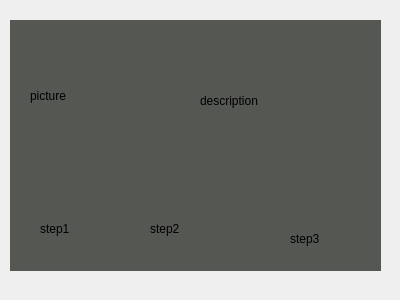
The window that FinalProject/itemdialog.ui (baohuy251210/HowToTidyUp) describes before a commit, drawn with Qt 5.
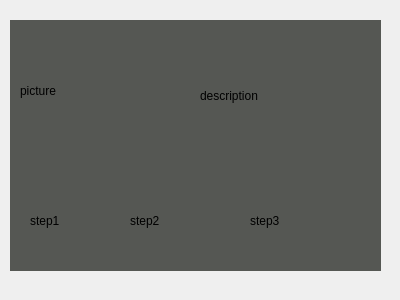
The same window after the commit.

Commit message: Selected evidence now stays highlighted and picture is displayed in itemdialog. glove is default selected

```diff
--- a/FinalProject/itemdialog.ui
+++ b/FinalProject/itemdialog.ui
@@ -16,10 +16,10 @@
   <widget class="QLabel" name="step1">
    <property name="geometry">
     <rect>
-     <x>40</x>
-     <y>220</y>
-     <width>67</width>
-     <height>17</height>
+     <x>30</x>
+     <y>190</y>
+     <width>91</width>
+     <height>61</height>
     </rect>
    </property>
    <property name="text">
@@ -29,10 +29,10 @@
   <widget class="QLabel" name="step2">
    <property name="geometry">
     <rect>
-     <x>150</x>
-     <y>220</y>
-     <width>67</width>
-     <height>17</height>
+     <x>130</x>
+     <y>190</y>
+     <width>101</width>
+     <height>61</height>
     </rect>
    </property>
    <property name="text">
@@ -42,10 +42,10 @@
   <widget class="QLabel" name="step3">
    <property name="geometry">
     <rect>
-     <x>290</x>
-     <y>230</y>
-     <width>67</width>
-     <height>17</height>
+     <x>250</x>
+     <y>190</y>
+     <width>111</width>
+     <height>61</height>
     </rect>
    </property>
    <property name="text">
@@ -55,12 +55,15 @@
   <widget class="QLabel" name="itemPicture">
    <property name="geometry">
     <rect>
-     <x>30</x>
-     <y>40</y>
-     <width>101</width>
-     <height>111</height>
+     <x>20</x>
+     <y>30</y>
+     <width>161</width>
+     <height>121</height>
     </rect>
    </property>
+   <property name="styleSheet">
+    <string notr="true">border-color: rgb(46, 52, 54);</string>
+   </property>
    <property name="text">
     <string>picture</string>
    </property>
@@ -69,9 +72,9 @@
    <property name="geometry">
     <rect>
      <x>200</x>
-     <y>40</y>
-     <width>151</width>
-     <height>121</height>
+     <y>30</y>
+     <width>171</width>
+     <height>131</height>
     </rect>
    </property>
    <property name="text">
```
Left out of the diff: 12 changed lines with no effect on the pictures. The commit also changes 11 other files.
